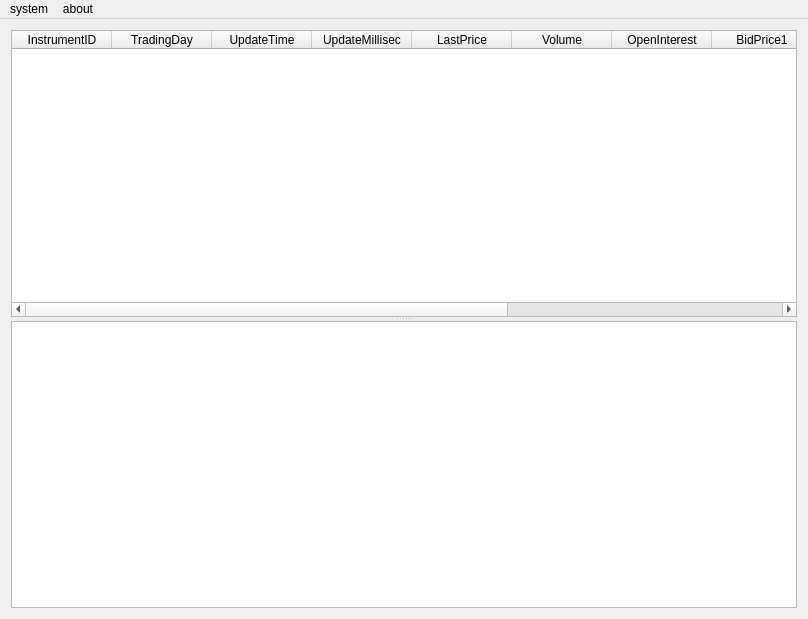
Qt form mdsrv/mainwindow.ui (ssh352/qtctp-1) before a commit.
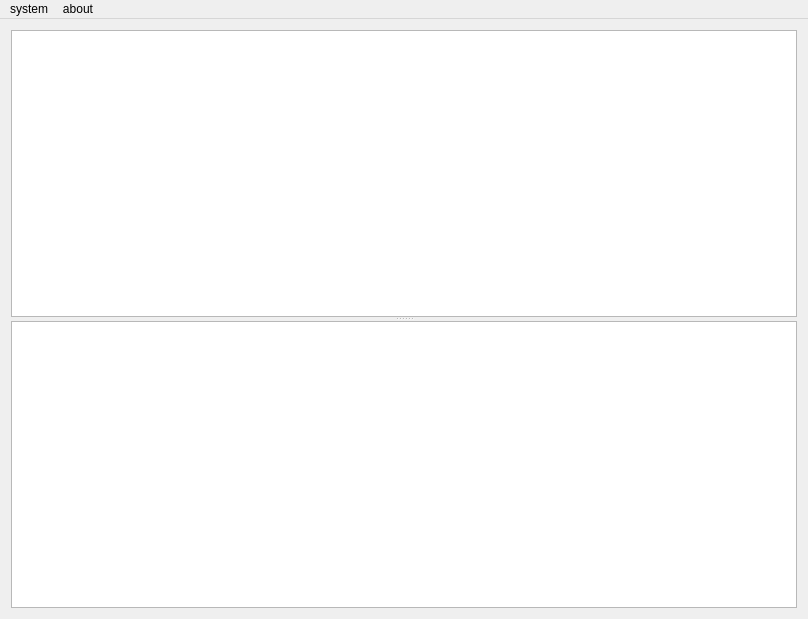
The same form after that commit.

Diff of the .ui file:
```diff
--- a/mdsrv/mainwindow.ui
+++ b/mdsrv/mainwindow.ui
@@ -36,61 +36,6 @@
        <property name="rowCount">
         <number>0</number>
        </property>
-       <column>
-        <property name="text">
-         <string>InstrumentID</string>
-        </property>
-       </column>
-       <column>
-        <property name="text">
-         <string>TradingDay</string>
-        </property>
-       </column>
-       <column>
-        <property name="text">
-         <string>UpdateTime</string>
-        </property>
-       </column>
-       <column>
-        <property name="text">
-         <string>UpdateMillisec</string>
-        </property>
-       </column>
-       <column>
-        <property name="text">
-         <string>LastPrice</string>
-        </property>
-       </column>
-       <column>
-        <property name="text">
-         <string>Volume</string>
-        </property>
-       </column>
-       <column>
-        <property name="text">
-         <string>OpenInterest</string>
-        </property>
-       </column>
-       <column>
-        <property name="text">
-         <string>BidPrice1</string>
-        </property>
-       </column>
-       <column>
-        <property name="text">
-         <string>BidVolume1</string>
-        </property>
-       </column>
-       <column>
-        <property name="text">
-         <string>AskPrice1</string>
-        </property>
-       </column>
-       <column>
-        <property name="text">
-         <string>AskVolume1</string>
-        </property>
-       </column>
       </widget>
       <widget class="QListWidget" name="listWidget"/>
      </widget>
```
